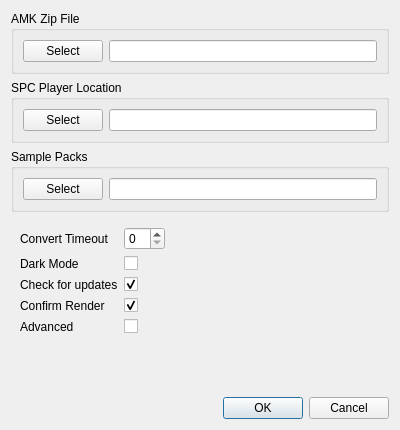
The window that smw_music/data/preferences.ui (com-posers-pit/smw_music) describes before a commit, drawn with Qt 5.
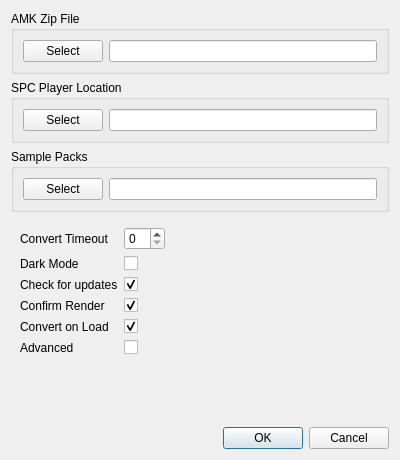
The same window after the commit.

Commit message: Add optional "convert on load" preference

What changed in the file:
```diff
--- a/smw_music/data/preferences.ui
+++ b/smw_music/data/preferences.ui
@@ -7,7 +7,7 @@
     <x>0</x>
     <y>0</y>
     <width>400</width>
-    <height>430</height>
+    <height>460</height>
    </rect>
   </property>
   <property name="sizePolicy">
@@ -127,7 +127,7 @@
         </property>
        </widget>
       </item>
-      <item row="4" column="1">
+      <item row="5" column="1">
        <widget class="QCheckBox" name="advanced_mode">
         <property name="text">
          <string/>
@@ -155,13 +155,30 @@
         </property>
        </widget>
       </item>
-      <item row="4" column="0">
+      <item row="5" column="0">
        <widget class="QLabel" name="advanced_mode_label">
         <property name="text">
          <string>Advanced</string>
         </property>
        </widget>
       </item>
+      <item row="4" column="1">
+       <widget class="QCheckBox" name="convert_on_load">
+        <property name="text">
+         <string/>
+        </property>
+        <property name="checked">
+         <bool>true</bool>
+        </property>
+       </widget>
+      </item>
+      <item row="4" column="0">
+       <widget class="QLabel" name="convert_on_load_label">
+        <property name="text">
+         <string>Convert on Load</string>
+        </property>
+       </widget>
+      </item>
      </layout>
     </widget>
    </item>
```
The commit also changes 3 other files.
